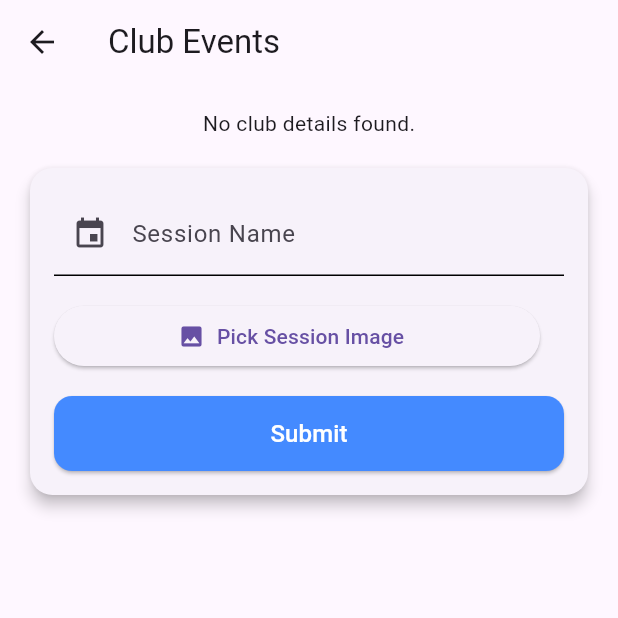
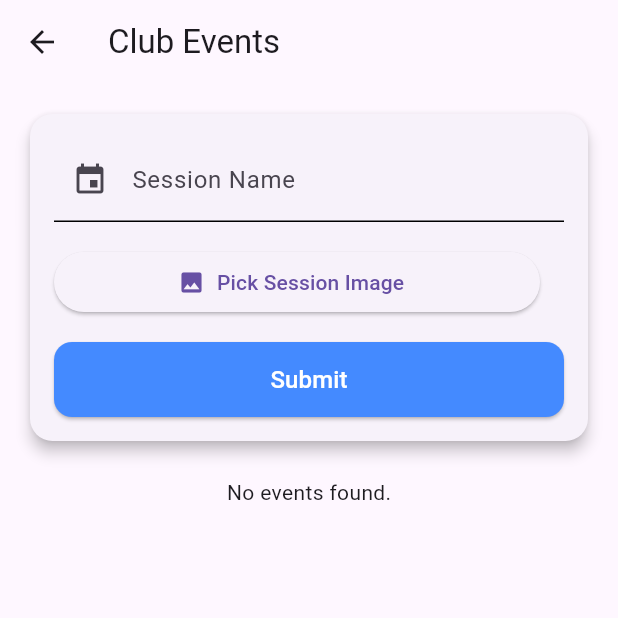
Before and after one commit to mishad01/East-Delta-University-Clubs, a Flutter app: the AdminClubEventView screen opened directly with empty values, on a phone screen of 412 x 824 dp, the top half of it. Run offline on Flutter 3.47's test engine with Material 3 defaults, Android fonts, the phone set to English and light mode, and no system bars; our stand-ins replace carousel_slider, device_preview, flutter_svg, get, google_fonts, image_picker and 3 more; accounts and stored records are empty; project files that could hold a hidden picture were left out.

Commit message:
All Admin View Api Integrated

```diff
--- a/edu_clubs_app/lib/view/admin/admin_club_event/admin_club_event_view.dart
+++ b/edu_clubs_app/lib/view/admin/admin_club_event/admin_club_event_view.dart
@@ -23,11 +23,10 @@ class _AdminClubEventViewState extends State<AdminClubEventView> {
     detailsController = Get.put(ClubDetailsController());
     detailsController.fetchClubCategories(widget.categoriesId);
 
-    /// Listen for club details update and fetch FAQs once data is available
+    /// Listen for club details update and fetch events once data is available
     ever(detailsController.clubDetails, (details) {
       if (details.isNotEmpty) {
-        eventController
-            .fetchEvents(details.first['id']); // Fetch FAQs using club ID
+        eventController.fetchEvents(details.first['id']);
       }
     });
   }
@@ -41,7 +40,7 @@ class _AdminClubEventViewState extends State<AdminClubEventView> {
         child: Column(
           crossAxisAlignment: CrossAxisAlignment.center,
           children: [
-            Obx(() {
+            /*Obx(() {
               if (detailsController.isLoading.value) {
                 return const Center(child: CircularProgressIndicator());
               }
@@ -80,7 +79,7 @@ class _AdminClubEventViewState extends State<AdminClubEventView> {
                 ),
               );
             }),
-            const SizedBox(height: 16),
+            const SizedBox(height: 16),*/
 
             /// Event Adding Section
             Card(
@@ -157,6 +156,88 @@ class _AdminClubEventViewState extends State<AdminClubEventView> {
                 ),
               ),
             ),
+
+            const SizedBox(height: 20),
+
+            /// Display Fetched Club Event Images
+            Obx(() {
+              if (eventController.isLoading.value) {
+                return const Center(child: CircularProgressIndicator());
+              }
+
+              if (eventController.allEvents.isEmpty) {
+                return const Center(child: Text("No events found."));
+              }
+
+              return Column(
+                crossAxisAlignment: CrossAxisAlignment.start,
+                children: [
+                  const Text(
+                    "Club Event Sessions",
+                    style: TextStyle(fontSize: 18, fontWeight: FontWeight.bold),
+                  ),
+                  const SizedBox(height: 10),
+                  GridView.builder(
+                    shrinkWrap: true,
+                    physics: const NeverScrollableScrollPhysics(),
+                    gridDelegate:
+                        const SliverGridDelegateWithFixedCrossAxisCount(
+                      crossAxisCount: 2,
+                      crossAxisSpacing: 10,
+                      mainAxisSpacing: 10,
+                      childAspectRatio: 1,
+                    ),
+                    itemCount: eventController.allEvents.length,
+                    itemBuilder: (context, index) {
+                      final event = eventController.allEvents[index];
+
+                      return Card(
+                        shape: RoundedRectangleBorder(
+                          borderRadius: BorderRadius.circular(12),
+                        ),
+                        elevation: 4,
+                        child: Column(
+                          crossAxisAlignment: CrossAxisAlignment.center,
+                          children: [
+                            Expanded(
+                              child: ClipRRect(
+                                borderRadius: const BorderRadius.vertical(
+                                    top: Radius.circular(12)),
+                                child: Image.network(
+                                  event['session_images'],
+                                  width: double.infinity,
+                                  fit: BoxFit.cover,
+                                  loadingBuilder:
+                                      (context, child, loadingProgress) {
+                                    if (loadingProgress == null) return child;
+                                    return const Center(
+                                        child: CircularProgressIndicator());
+                                  },
+                                  errorBuilder: (context, error, stackTrace) {
+                                    return const Center(
+                                        child: Icon(Icons.error,
+                                            color: Colors.red));
+                                  },
+                                ),
+                              ),
+                            ),
+                            Padding(
+                              padding: const EdgeInsets.all(8.0),
+                              child: Text(
+                                event['session_name'],
+                                textAlign: TextAlign.center,
+                                style: const TextStyle(
+                                    fontWeight: FontWeight.bold),
+                              ),
+                            ),
+                          ],
+                        ),
+                      );
+                    },
+                  ),
+                ],
+              );
+            }),
           ],
         ),
       ),
```
